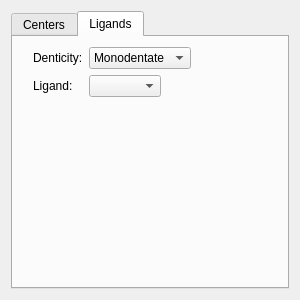
This is avogadro/qtplugins/templatetool/templatetoolwidget.ui in OpenChemistry/avogadrolibs as Qt 5 draws it before an edit. The edited form follows.
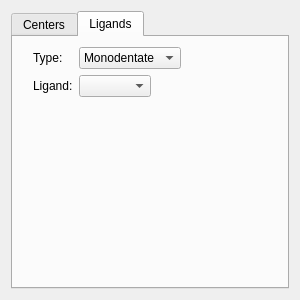
This is the edited form. The open tabs and pages were chosen to show the change. Icons and pictures are not drawn.

Commit message: Switch "denticity" for "type"

```diff
--- a/avogadro/qtplugins/templatetool/templatetoolwidget.ui
+++ b/avogadro/qtplugins/templatetool/templatetoolwidget.ui
@@ -247,7 +247,7 @@
         <item row="0" column="0">
          <widget class="QLabel" name="label">
           <property name="text">
-           <string>Denticity:</string>
+           <string>Type:</string>
           </property>
          </widget>
         </item>
```
